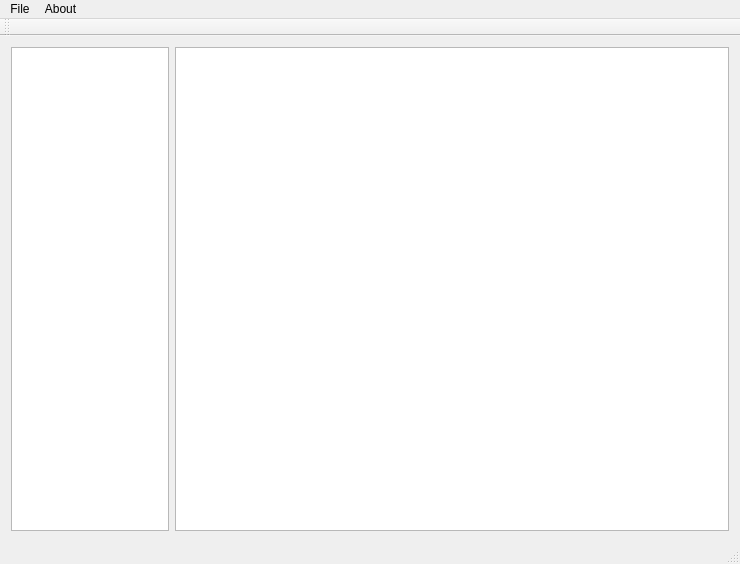
Qt form mainwindow.ui (afigegoznaet/ImgViewManager) before a commit.
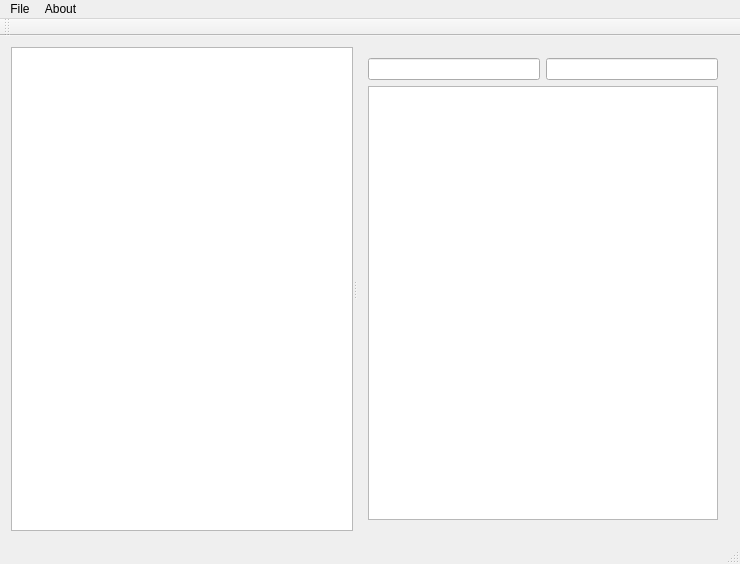
The same form after that commit. Custom widgets are drawn as their Qt base class.

Patch:
```diff
--- a/mainwindow.ui
+++ b/mainwindow.ui
@@ -16,28 +16,57 @@
   <widget class="QWidget" name="centralWidget">
    <layout class="QGridLayout" name="gridLayout">
     <item row="0" column="0">
-     <layout class="QHBoxLayout" name="horizontalLayout">
-      <item>
+     <widget class="QSplitter" name="splitter">
+      <property name="orientation">
+       <enum>Qt::Horizontal</enum>
+      </property>
        <widget class="SystemTreeView" name="fileTree">
         <property name="sizePolicy">
          <sizepolicy hsizetype="Expanding" vsizetype="Expanding">
-          <horstretch>2</horstretch>
+         <horstretch>0</horstretch>
           <verstretch>0</verstretch>
          </sizepolicy>
         </property>
        </widget>
+      <widget class="QWidget" name="layoutWidget">
+       <layout class="QVBoxLayout" name="verticalLayout" stretch="0,0">
+        <item>
+         <layout class="QHBoxLayout" name="horizontalLayout">
+          <item>
+           <widget class="QLineEdit" name="infoBox">
+            <property name="sizePolicy">
+             <sizepolicy hsizetype="Expanding" vsizetype="Fixed">
+              <horstretch>0</horstretch>
+              <verstretch>0</verstretch>
+             </sizepolicy>
+            </property>
+           </widget>
+          </item>
+          <item>
+           <widget class="QLineEdit" name="filterBox">
+            <property name="sizePolicy">
+             <sizepolicy hsizetype="Expanding" vsizetype="Fixed">
+              <horstretch>0</horstretch>
+              <verstretch>0</verstretch>
+             </sizepolicy>
+            </property>
+           </widget>
+          </item>
+         </layout>
       </item>
       <item>
        <widget class="ImgListView" name="imagesView">
         <property name="sizePolicy">
          <sizepolicy hsizetype="Expanding" vsizetype="Expanding">
           <horstretch>7</horstretch>
-          <verstretch>0</verstretch>
+            <verstretch>9</verstretch>
          </sizepolicy>
         </property>
        </widget>
       </item>
      </layout>
+      </widget>
+     </widget>
     </item>
    </layout>
   </widget>
```
Lines whose indentation alone changed are shown as unchanged.
